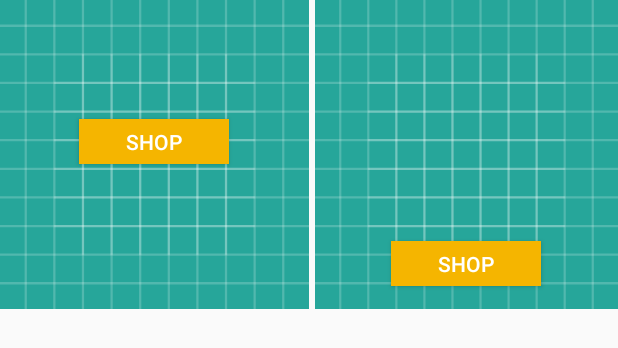
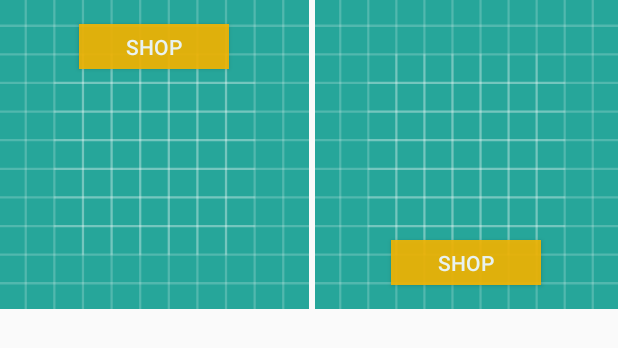
Before and after one commit to satiswardash/kortain-ecom, an Android app: the layout activity_main_promo_section_02.xml on its own in the app's theme, with its tools: preview values and no code run, on a phone screen of 412 x 824 dp. Shown: the top 348 px of the screen. Run offline under Robolectric (Android 15) with nearby library versions, the phone set to English and light mode, and no system bars.

```diff
--- a/app/src/main/res/layout/activity_main_content.xml
+++ b/app/src/main/res/layout/activity_main_content.xml
@@ -10,7 +10,7 @@
 
     <ScrollView
         android:layout_width="0dp"
-        android:layout_height="600dp"
+        android:layout_height="wrap_content"
         app:layout_constraintEnd_toEndOf="parent"
         app:layout_constraintStart_toStartOf="parent"
         app:layout_constraintTop_toTopOf="parent">
--- a/app/src/main/res/layout/activity_main_promo_section_02.xml
+++ b/app/src/main/res/layout/activity_main_promo_section_02.xml
@@ -26,7 +26,8 @@
             android:layout_height="30dp"
             android:layout_alignParentTop="true"
             android:layout_centerHorizontal="true"
-            android:layout_marginTop="79dp"
+            android:layout_marginTop="16dp"
+            android:alpha="0.9"
             android:background="@color/primaryColor"
             android:text="shop" />
     </RelativeLayout>
@@ -52,9 +53,10 @@
             android:layout_height="30dp"
             android:layout_alignParentBottom="true"
             android:layout_centerHorizontal="true"
-            android:layout_marginBottom="15dp"
+            android:layout_marginBottom="16dp"
             android:background="@color/primaryColor"
             android:text="shop"
+            android:alpha="0.9"
             app:layout_constraintEnd_toEndOf="parent" />
     </RelativeLayout>
 </LinearLayout>
--- a/app/src/main/res/layout/banners_main_fragment_pager.xml
+++ b/app/src/main/res/layout/banners_main_fragment_pager.xml
@@ -17,7 +17,7 @@
         android:layout_centerVertical="true"
         android:adjustViewBounds="true"
         android:cropToPadding="true"
-        android:scaleType="fitCenter" />
+        android:scaleType="fitXY" />
 
     <TextView
         android:id="@+id/textView2"
@@ -45,6 +45,7 @@
         android:background="@color/primaryColor"
         android:text="Shop now"
         android:textColor="@android:color/white"
-        android:textSize="12sp" />
+        android:textSize="12sp"
+        android:alpha="0.9"/>
 
 </RelativeLayout>
```
Also changed, not shown: app/src/main/java/com/kortain/enterprise/adapters/BannerPromoImageRecyclerAdapter.java (+6 -1 lines), app/src/main/res/layout/activity_main_promo_section_01.xml (+16 -4 lines).
